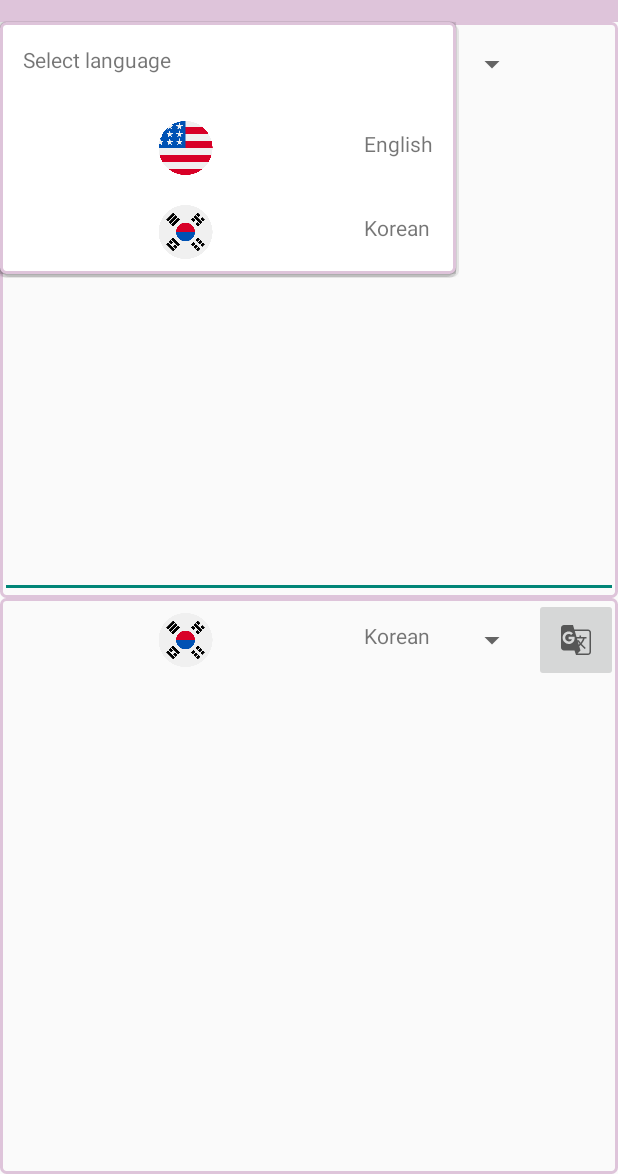
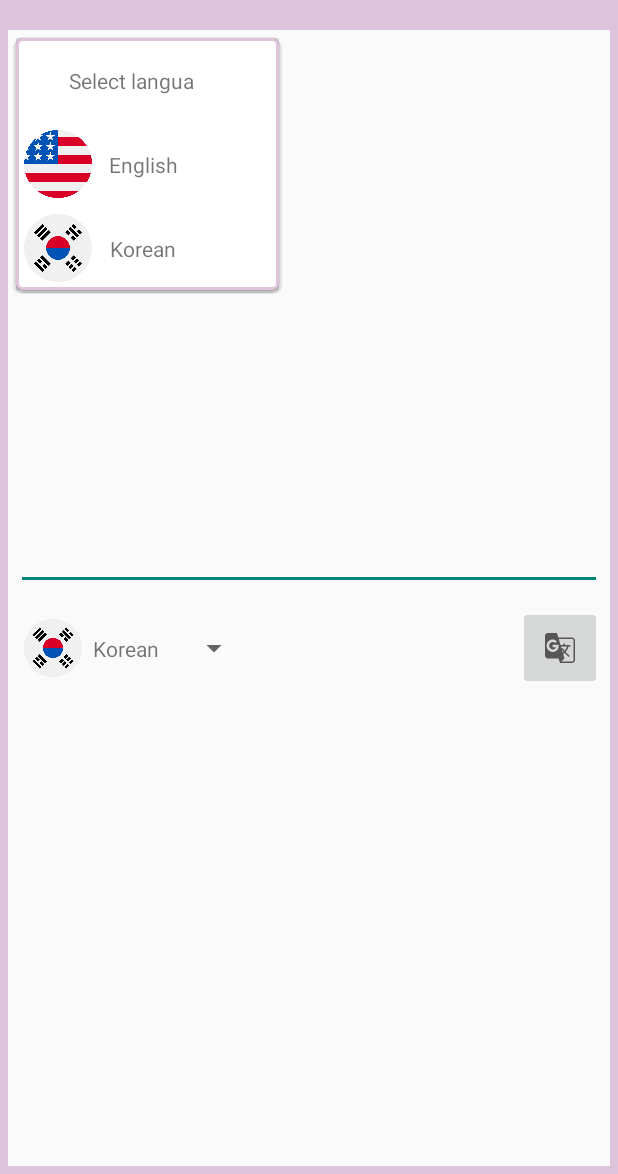
Before and after one commit to wgtech/WGTranslator, an Android app: the screen it shows after launch (MainActivity), after a tap on "English", on a phone screen of 412 x 824 dp, the part 62-1236 px from its top. Run offline under Robolectric (Android 15) with nearby library versions, the phone set to English and light mode, and no system bars; our stand-ins replace Dagger/Hilt's generated code, data binding; libraries missing offline, so code that uses them is left out: com.google.mlkit.common, com.google.mlkit.nl; 1 statement that could not run was skipped.

Commit message:
Add and fix resources of text and design

```diff
--- /dev/null
+++ b/app/src/main/res/drawable/outline_background.xml
@@ -0,0 +1,6 @@
+<?xml version="1.0" encoding="utf-8"?>
+<shape xmlns:android="http://schemas.android.com/apk/res/android">
+    <stroke
+        android:color="@color/lavender_dream"
+        android:width="5dp"/>
+</shape>
--- a/app/src/main/res/layout/activity_main.xml
+++ b/app/src/main/res/layout/activity_main.xml
@@ -7,11 +7,8 @@
             name="activity"
             type="project.wgtech.wgtranslator.view.MainActivity" />
     </data>
-    <androidx.constraintlayout.widget.ConstraintLayout
+    <androidx.fragment.app.FragmentContainerView
         android:id="@+id/containerMain"
         android:layout_width="match_parent"
-        android:layout_height="match_parent"
-        tools:context="project.wgtech.wgtranslator.view.MainActivity">
-
-    </androidx.constraintlayout.widget.ConstraintLayout>
+        android:layout_height="match_parent" />
 </layout>
--- a/app/src/main/res/layout/activity_splash.xml
+++ b/app/src/main/res/layout/activity_splash.xml
@@ -25,13 +25,23 @@
             android:id="@+id/tvSplash"
             android:layout_width="match_parent"
             android:layout_height="wrap_content"
-            app:layout_constraintBottom_toBottomOf="parent"
+            app:layout_constraintBottom_toTopOf="@id/pbSplash"
+            android:paddingBottom="5dp"
             app:layout_constraintStart_toStartOf="parent"
             app:layout_constraintEnd_toEndOf="parent"
-            android:layout_marginBottom="20dp"
             android:textAlignment="center"
             android:visibility="gone"
             android:gravity="center_horizontal" />
 
+        <ProgressBar
+            android:id="@+id/pbSplash"
+            android:layout_width="match_parent"
+            android:layout_height="wrap_content"
+            android:indeterminate="true"
+            app:layout_constraintBottom_toBottomOf="parent"
+            app:layout_constraintStart_toStartOf="parent"
+            app:layout_constraintEnd_toEndOf="parent"
+            style="@style/Widget.AppCompat.ProgressBar.Horizontal"/>
+
     </androidx.constraintlayout.widget.ConstraintLayout>
 </layout>
--- a/app/src/main/res/layout/fragment_main.xml
+++ b/app/src/main/res/layout/fragment_main.xml
@@ -24,6 +24,8 @@
         <androidx.constraintlayout.widget.ConstraintLayout
             android:layout_width="match_parent"
             android:layout_height="0dp"
+            android:padding="5dp"
+            android:background="@drawable/outline_background"
             app:layout_constrainedHeight="true"
             app:layout_constraintTop_toBottomOf="@id/toolbarMain"
             app:layout_constraintStart_toStartOf="parent"
@@ -36,37 +38,30 @@
                 android:layout_width="match_parent"
                 android:layout_height="0dp"
                 app:layout_constrainedHeight="true"
-                android:background="@drawable/outline_spinner"
+                android:layout_margin="5dp"
                 app:layout_constraintTop_toTopOf="parent"
                 app:layout_constraintBottom_toTopOf="@id/constraintOutputMain"
                 app:layout_constraintEnd_toEndOf="parent"
                 app:layout_constraintStart_toStartOf="parent"
                 app:layout_constraintVertical_chainStyle="spread"
                 app:layout_constraintVertical_weight="1">
-                <androidx.constraintlayout.widget.ConstraintLayout
-                    android:id="@+id/constraintInputInnerMain"
-                    android:layout_width="match_parent"
-                    android:layout_height="?android:attr/actionBarSize"
-                    app:layout_constraintTop_toTopOf="parent"
-                    app:layout_constraintStart_toStartOf="parent"
-                    app:layout_constraintEnd_toEndOf="parent">
                 <androidx.appcompat.widget.AppCompatSpinner
                     android:id="@+id/spinnerLanguageInputMain"
-                        android:layout_width="wrap_content"
-                        android:layout_height="match_parent"
+                    android:layout_width="0dp"
+                    app:layout_constrainedWidth="true"
+                    app:layout_constraintWidth_percent="0.4"
+                    android:layout_height="?android:attr/actionBarSize"
                     android:popupBackground="@drawable/outline_spinner_background"
                     android:spinnerMode="dropdown"
                     tools:listitem="@layout/item_spinner"
                     app:layout_constraintStart_toStartOf="parent"
-                        app:layout_constraintTop_toTopOf="parent"
-                        app:layout_constraintBottom_toBottomOf="parent" />
-                </androidx.constraintlayout.widget.ConstraintLayout>
+                    app:layout_constraintTop_toTopOf="parent" />
                 <androidx.appcompat.widget.AppCompatEditText
                     android:id="@+id/editTextInputMain"
                     android:layout_width="match_parent"
                     android:layout_height="0dp"
                     app:layout_constrainedHeight="true"
-                    app:layout_constraintTop_toBottomOf="@id/constraintInputInnerMain"
+                    app:layout_constraintTop_toBottomOf="@id/spinnerLanguageInputMain"
                     app:layout_constraintStart_toStartOf="parent"
                     app:layout_constraintEnd_toEndOf="parent"
                     app:layout_constraintBottom_toBottomOf="parent"/>
@@ -79,51 +74,53 @@
                 android:layout_width="match_parent"
                 android:layout_height="0dp"
                 app:layout_constrainedHeight="true"
-                android:background="@drawable/outline_spinner"
+                android:layout_margin="5dp"
                 app:layout_constraintTop_toBottomOf="@id/constraintInputMain"
                 app:layout_constraintBottom_toBottomOf="parent"
                 app:layout_constraintEnd_toEndOf="parent"
                 app:layout_constraintStart_toStartOf="parent"
                 app:layout_constraintVertical_chainStyle="spread"
                 app:layout_constraintVertical_weight="1">
-                <androidx.constraintlayout.widget.ConstraintLayout
-                    android:id="@+id/constraintOutputInnerMain"
-                    android:layout_width="match_parent"
-                    android:layout_height="?android:attr/actionBarSize"
-                    app:layout_constraintTop_toTopOf="parent"
-                    app:layout_constraintStart_toStartOf="parent"
-                    app:layout_constraintEnd_toEndOf="parent">
                 <androidx.appcompat.widget.AppCompatSpinner
                     android:id="@+id/spinnerLanguageOutputMain"
-                        android:layout_width="wrap_content"
-                        android:layout_height="match_parent"
+                    android:layout_width="0dp"
+                    app:layout_constrainedWidth="true"
+                    app:layout_constraintWidth_percent="0.4"
+                    android:layout_height="?android:attr/actionBarSize"
                     android:popupBackground="@drawable/outline_spinner_background"
                     android:spinnerMode="dropdown"
                     tools:listitem="@layout/item_spinner"
                     app:layout_constraintStart_toStartOf="parent"
-                        app:layout_constraintTop_toTopOf="parent"
-                        app:layout_constraintBottom_toBottomOf="parent" />
+                    app:layout_constraintTop_toTopOf="parent" />
                 <androidx.appcompat.widget.AppCompatImageButton
                     android:id="@+id/imageButtonMain"
-                        android:layout_height="match_parent"
+                    android:layout_height="?android:attr/actionBarSize"
                     android:layout_width="0dp"
                     app:layout_constrainedWidth="true"
-                        android:padding="5dp"
+                    app:layout_constraintDimensionRatio="H,1:1"
                     android:src="@drawable/round_g_translate"
-                        app:layout_constraintDimensionRatio="H,1:1"
                     app:layout_constraintEnd_toEndOf="parent"
                     app:layout_constraintTop_toTopOf="parent" />
-                </androidx.constraintlayout.widget.ConstraintLayout>
+                <ScrollView
+                    android:layout_width="match_parent"
+                    android:layout_height="match_parent"
+                    android:scrollbars="vertical"
+                    android:fadeScrollbars="true"
+                    android:scrollbarFadeDuration="500"
+                    app:layout_constrainedHeight="true"
+                    app:layout_constraintTop_toBottomOf="@id/spinnerLanguageOutputMain"
+                    app:layout_constraintStart_toStartOf="parent"
+                    app:layout_constraintEnd_toEndOf="parent"
+                    app:layout_constraintBottom_toBottomOf="parent">
+
                     <androidx.appcompat.widget.AppCompatTextView
                         android:id="@+id/textViewOutputMain"
                         android:layout_width="match_parent"
-                    android:layout_height="15dp"
-                    app:autoSizeMinTextSize="15sp"
-                    app:layout_constrainedHeight="true"
-                    app:layout_constraintTop_toBottomOf="@id/constraintOutputInnerMain"
-                    app:layout_constraintStart_toStartOf="parent"
-                    app:layout_constraintEnd_toEndOf="parent"
-                    app:layout_constraintBottom_toBottomOf="parent"/>
+                        android:layout_height="wrap_content"
+                        android:textAlignment="viewStart"
+                        android:gravity="start" />
+                </ScrollView>
+
             </androidx.constraintlayout.widget.ConstraintLayout>
 
         </androidx.constraintlayout.widget.ConstraintLayout>
--- a/app/src/main/res/layout/item_spinner.xml
+++ b/app/src/main/res/layout/item_spinner.xml
@@ -5,20 +5,24 @@
     android:layout_width="wrap_content"
     android:layout_height="?android:attr/actionBarSize"
     android:theme="@style/Theme.WGTranslator"
-    android:padding="10dp">
+    android:padding="5dp">
 
     <androidx.appcompat.widget.AppCompatImageView
         android:id="@+id/imageViewSpinnerItem"
-        android:layout_width="wrap_content"
-        android:layout_height="wrap_content"
+        android:layout_width="0dp"
+        app:layout_constrainedWidth="true"
+        app:layout_constraintWidth_percent="0.4"
+        android:layout_height="0dp"
+        app:layout_constrainedHeight="true"
+        app:layout_constraintDimensionRatio="W,1:1"
         app:layout_constraintTop_toTopOf="parent"
+        app:layout_constraintBottom_toBottomOf="parent"
         app:layout_constraintStart_toStartOf="parent"/>
 
     <androidx.appcompat.widget.AppCompatTextView
         android:id="@+id/textViewSpinnerItem"
-        android:layout_width="match_parent"
-        android:layout_height="match_parent"
-        android:layout_margin="5dp"
+        android:layout_width="wrap_content"
+        android:layout_height="wrap_content"
         app:layout_constraintStart_toEndOf="@id/imageViewSpinnerItem"
         app:layout_constraintEnd_toEndOf="parent"
         app:layout_constraintTop_toTopOf="parent"
--- a/app/src/main/res/values/strings.xml
+++ b/app/src/main/res/values/strings.xml
@@ -7,4 +7,14 @@
     <string name="item_translate">Translate</string>
     <string name="item_english">English</string>
     <string name="item_korean">Korean</string>
+
+    <!-- Title -->
+    <string name="title_error">Error</string>
+
+    <!-- Message -->
+    <string name="message_now_initialize">Now initializing…</string>
+    <string name="message_initialize_complete">Initialize complete!</string>
+    <string name="message_now_download">Now downloading…</string>
+    <string name="message_download_complete">Download complete!</string>
+    <string name="message_download_fail">Download failed</string>
 </resources>
--- a/app/src/main/res/values/themes.xml
+++ b/app/src/main/res/values/themes.xml
@@ -24,4 +24,10 @@
         <item name="android:windowEnterAnimation">@anim/anim_popup_window</item>
         <item name="android:windowExitAnimation">@anim/anim_fade_out</item>
     </style>
+
+    <style name="Theme.WGTranslator.AlertDialog" parent="Theme.AppCompat.Light.Dialog.Alert">
+        <item name="android:layout_height">match_parent</item>
+        <item name="android:layout_width">match_parent</item>
+        <item name="android:windowAnimationStyle">@android:style/Animation.Dialog</item>
+    </style>
 </resources>
```
Lines whose indentation alone changed are shown as unchanged.
